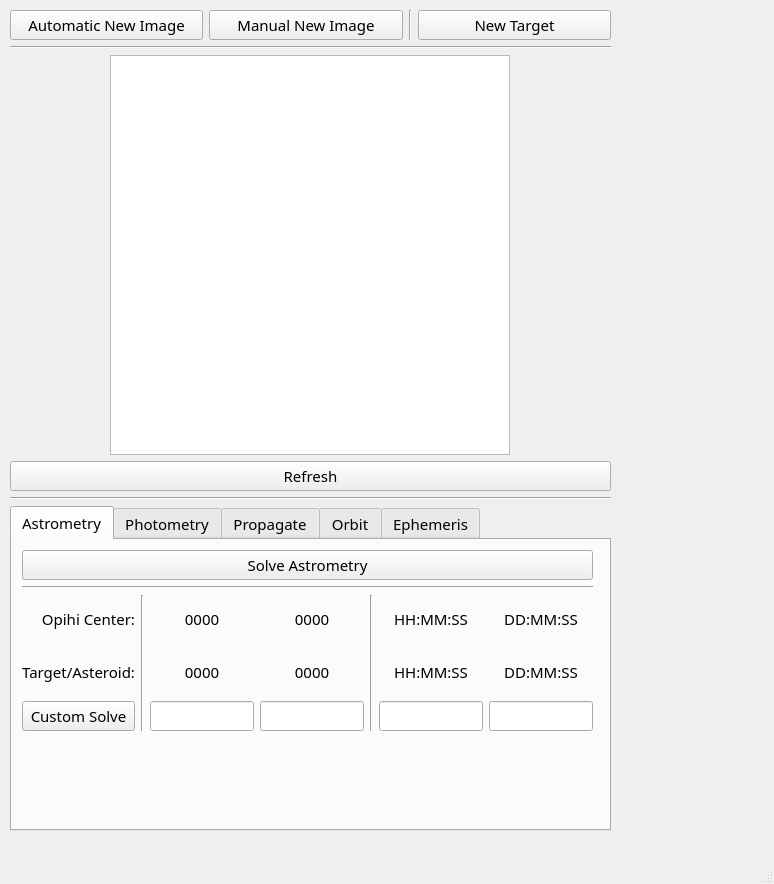
psmd-iberutaru/OpihiExarata, file src/opihiexarata/gui/qtui/primary.ui: the form before one commit.
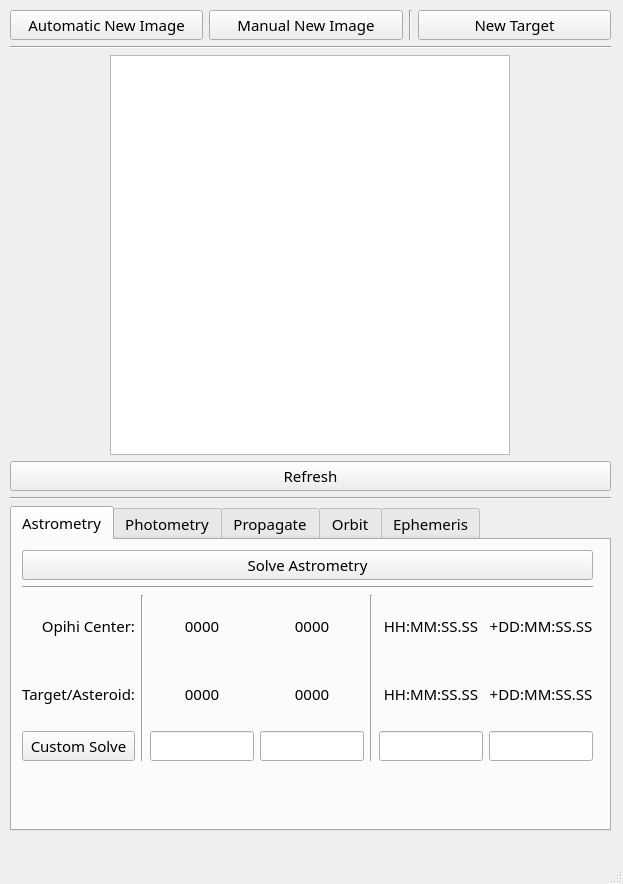
The form after the commit. The open tabs and pages were chosen to show the change.

Commit message: Astrometry GUI working, with bugs.

```diff
--- a/src/opihiexarata/gui/qtui/primary.ui
+++ b/src/opihiexarata/gui/qtui/primary.ui
@@ -6,7 +6,7 @@
    <rect>
     <x>0</x>
     <y>0</y>
-    <width>774</width>
+    <width>623</width>
     <height>884</height>
    </rect>
   </property>
@@ -197,7 +197,7 @@
              <x>10</x>
              <y>10</y>
              <width>571</width>
-             <height>181</height>
+             <height>211</height>
             </rect>
            </property>
            <property name="font">
@@ -273,7 +273,7 @@
               <item row="0" column="6">
                <widget class="QLabel" name="label_dynamic_center_ra">
                 <property name="text">
-                 <string>HH:MM:SS</string>
+                 <string>HH:MM:SS.SS</string>
                 </property>
                 <property name="alignment">
                  <set>Qt::AlignCenter</set>
@@ -293,7 +293,7 @@
               <item row="0" column="7">
                <widget class="QLabel" name="label_dynamic_center_dec">
                 <property name="text">
-                 <string>DD:MM:SS</string>
+                 <string>+DD:MM:SS.SS</string>
                 </property>
                 <property name="alignment">
                  <set>Qt::AlignCenter</set>
@@ -303,7 +303,7 @@
               <item row="1" column="6">
                <widget class="QLabel" name="label_dynamic_target_ra">
                 <property name="text">
-                 <string>HH:MM:SS</string>
+                 <string>HH:MM:SS.SS</string>
                 </property>
                 <property name="alignment">
                  <set>Qt::AlignCenter</set>
@@ -313,7 +313,7 @@
               <item row="1" column="7">
                <widget class="QLabel" name="label_dynamic_target_dec">
                 <property name="text">
-                 <string>DD:MM:SS</string>
+                 <string>+DD:MM:SS.SS</string>
                 </property>
                 <property name="alignment">
                  <set>Qt::AlignCenter</set>
```
Left out of the diff: 6 changed lines with no effect on the pictures. The commit also changes 5 other files.
